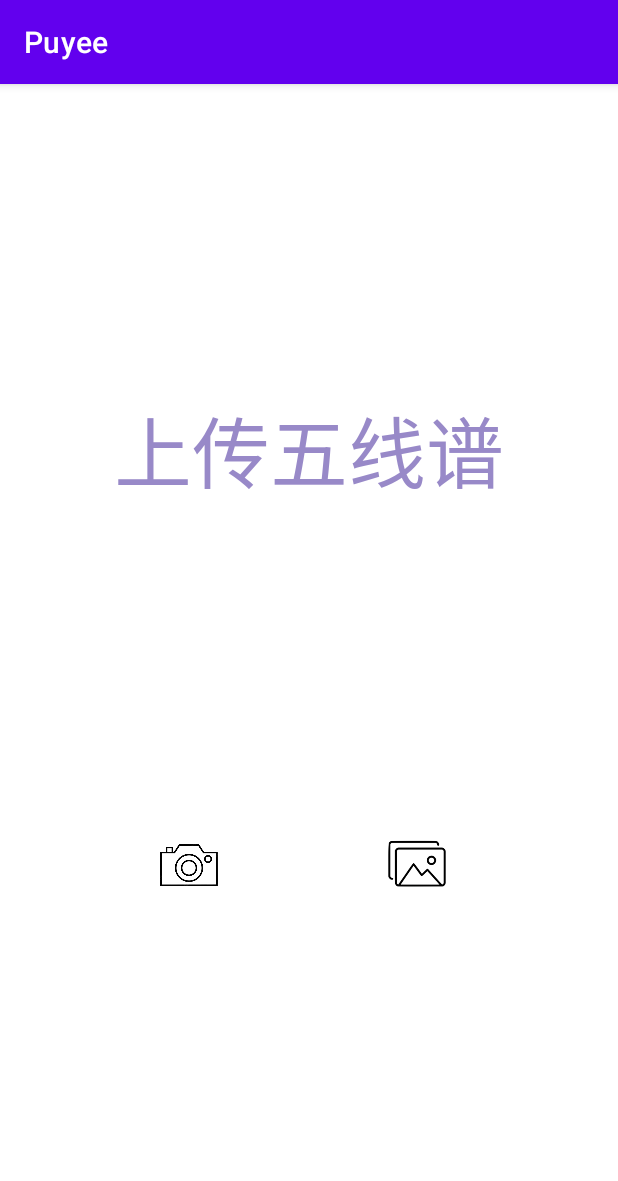
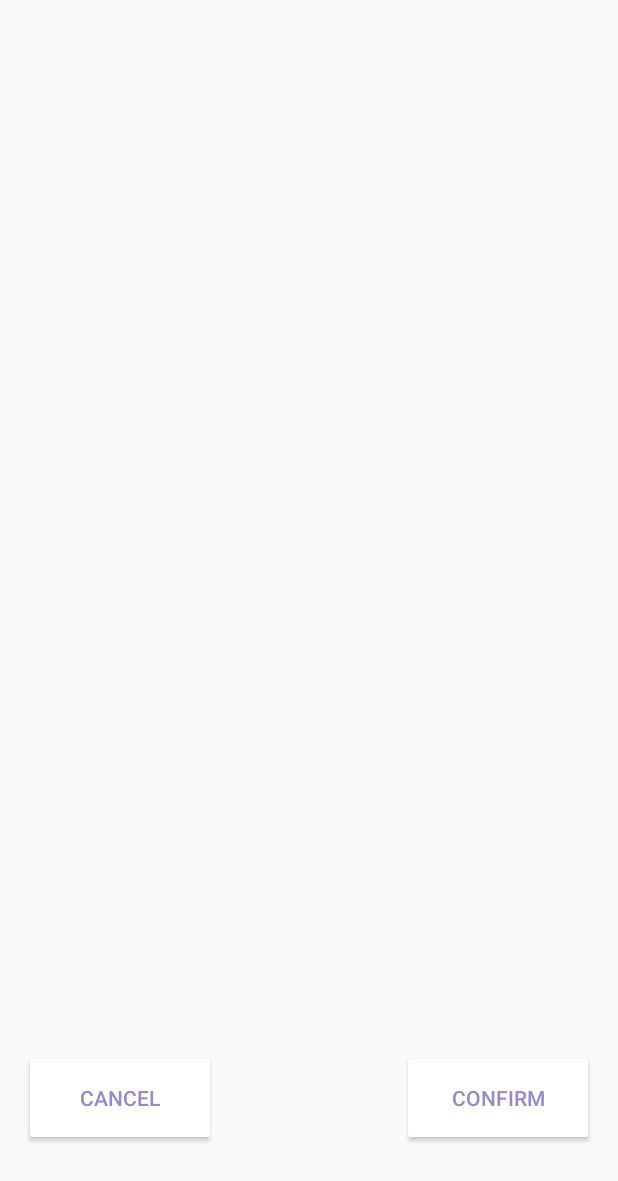
Before and after one commit to LyOuYang/puyee, an Android app: the screen it shows after launch (MainActivity before the commit, ImageActivity after it), after a tap on an icon or button, on a phone screen of 412 x 824 dp. Shown: the top 1181 px of the screen. Run offline under Robolectric (Android 15) with nearby library versions, the phone set to English and light mode, and no system bars.

Commit message:
image change type

```diff
--- a/app/src/main/AndroidManifest.xml
+++ b/app/src/main/AndroidManifest.xml
@@ -13,7 +13,7 @@
         android:requestLegacyExternalStorage="true"
         android:roundIcon="@mipmap/ic_launcher_round"
         android:supportsRtl="true"
-        android:theme="@style/Theme.Puyee">
+        android:theme="@style/Theme.Design.Light.NoActionBar">
         <activity
             android:name=".ImageActivity"
             android:exported="true" />
--- a/app/src/main/res/layout/activity_main.xml
+++ b/app/src/main/res/layout/activity_main.xml
@@ -1,14 +1,12 @@
 <?xml version="1.0" encoding="utf-8"?>
 <LinearLayout xmlns:android="http://schemas.android.com/apk/res/android"
-    xmlns:app="http://schemas.android.com/apk/res-auto"
-    xmlns:tools="http://schemas.android.com/tools"
     android:layout_width="match_parent"
     android:layout_height="match_parent"
-    android:backgroundTint="#FFFFFF"
     android:gravity="center"
     android:orientation="vertical"
-    android:layout_marginStart="16dp"
-    android:layout_marginEnd="16dp" >
+    android:background="@drawable/bk"
+    android:paddingStart="16dp"
+    android:paddingEnd="16dp">
 
 
     <TextView
--- a/app/src/main/res/layout/image.xml
+++ b/app/src/main/res/layout/image.xml
@@ -11,11 +11,12 @@
         android:id="@+id/image_view"
         android:layout_width="360dp"
         android:layout_height="640dp"
-        android:layout_marginBottom="36dp"/>
+        android:layout_marginBottom="16dp"/>
 
     <LinearLayout
         android:layout_width="match_parent"
         android:layout_height="64dp"
+        android:layout_marginBottom="16dp"
         android:orientation="horizontal">
 
         <Button
@@ -27,7 +28,8 @@
             android:backgroundTint="@color/white"/>
 
         <View
-            android:layout_width="128dp"
+            android:layout_width="0dp"
+            android:layout_weight="1"
             android:layout_height="match_parent"/>
 
         <Button
@@ -37,7 +39,6 @@
             android:text="@string/confirm"
             android:textColor="#9889C8"
             android:backgroundTint="@color/white"/>
-
     </LinearLayout>
 
 </LinearLayout>
```
Also changed, not shown: app/src/main/java/com/example/puyee/ImageActivity.java (+82 -3 lines), app/src/main/java/com/example/puyee/MainActivity.java (+15 -40 lines), app/src/main/res/drawable/bk.jpg (added).
